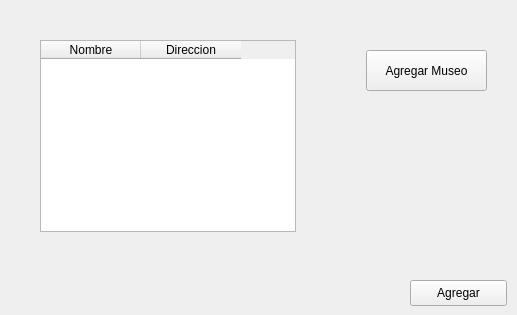
belwalter/curso_python_2018, file api_museos/interfaz/principal.ui: the form before one commit.
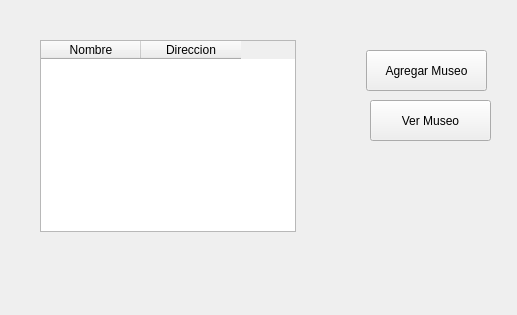
The form after the commit.

Diff of the .ui file:
```diff
--- a/api_museos/interfaz/principal.ui
+++ b/api_museos/interfaz/principal.ui
@@ -17,14 +17,14 @@
    <widget class="QPushButton" name="agregar">
     <property name="geometry">
      <rect>
-      <x>410</x>
-      <y>280</y>
-      <width>97</width>
-      <height>26</height>
+      <x>370</x>
+      <y>100</y>
+      <width>121</width>
+      <height>41</height>
      </rect>
     </property>
     <property name="text">
-     <string>Agregar</string>
+     <string>Ver Museo</string>
     </property>
    </widget>
    <widget class="QPushButton" name="agregar_museo">
```
Left out of the diff: 2 changed lines with no effect on the pictures.
